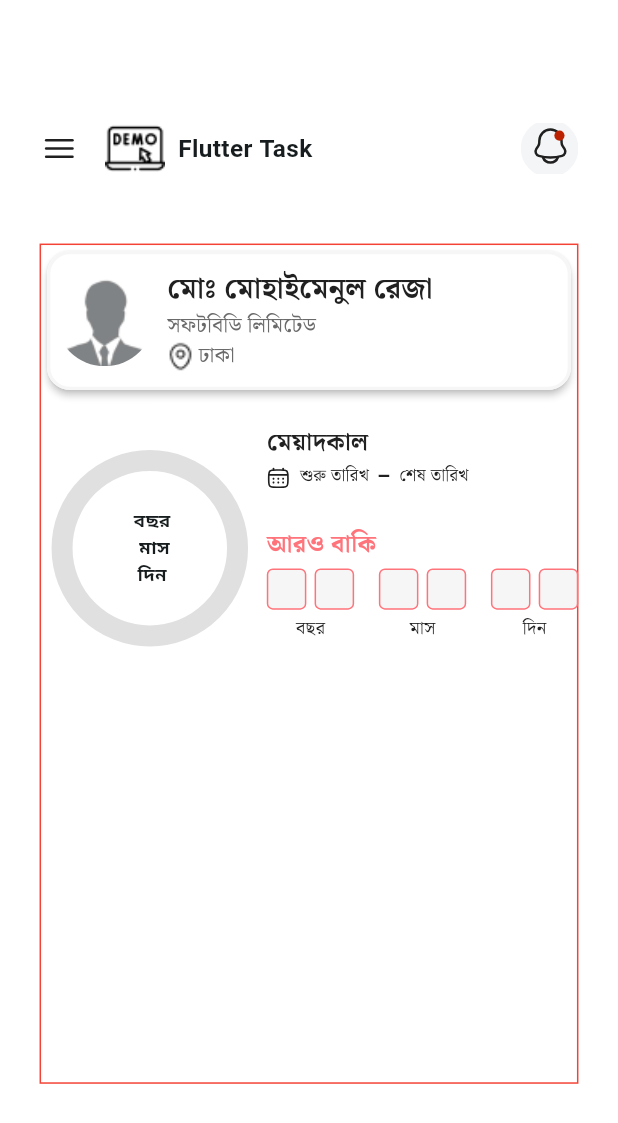
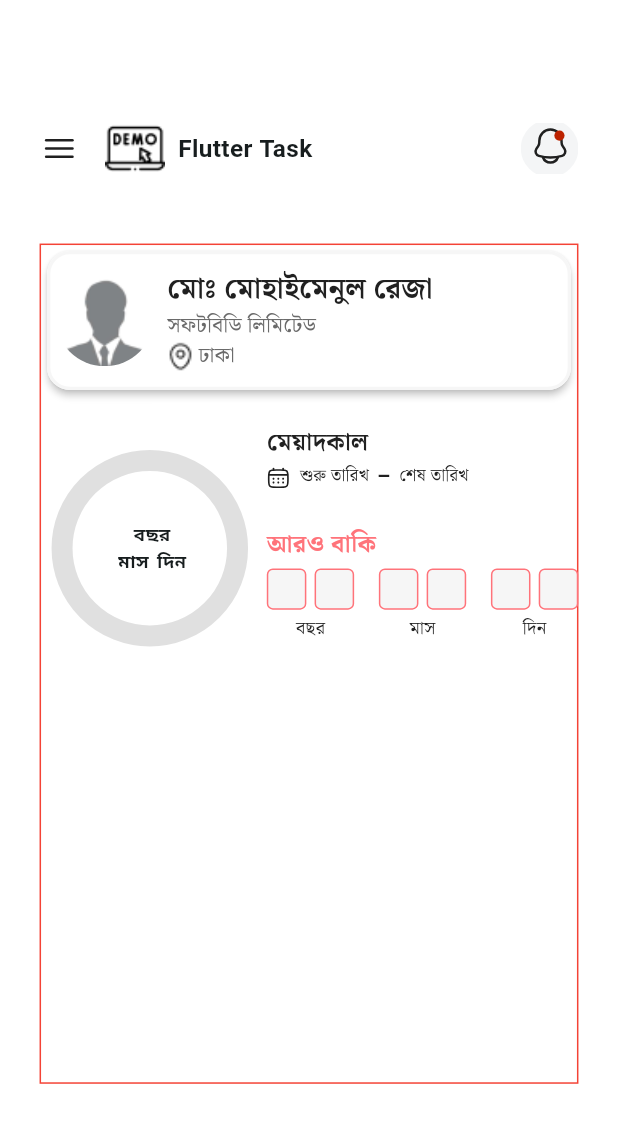
Before and after one commit to hossain-eee/Assginment-Project, a Flutter app: the screen it shows after launch, on a phone screen of 412 x 824 dp. Shown: the top 1123 px of the screen. Run offline on Flutter 3.47's test engine with Material 3 defaults, Android fonts, the phone set to English and light mode, and no system bars; our stand-ins replace flutter_screenutil, flutter_svg, get, google_fonts.

Commit message:
#1 make month and day in same line and remove leading zero from single digit
if day is 06 then no need to leading 0 just making it 6.

```diff
--- a/lib/presentation/ui/widgets/home/counting_circular_progress_bar.dart
+++ b/lib/presentation/ui/widgets/home/counting_circular_progress_bar.dart
@@ -1,4 +1,3 @@
-
 import 'package:flutter/material.dart';
 import 'package:get/get.dart';
 import 'package:soft_bd/presentation/state_holder/date_controller.dart';
@@ -46,32 +45,47 @@ class _CountingCircularProgressBarState
                   dateController.calculateStartDateAndToaDay();
               return CustomPaint(
                 size: const Size(200, 200), // You can change the size as needed
-                painter: SolidCircularProgressPainter(
-                    dateController.progress.value),
+                painter:
+                    SolidCircularProgressPainter(dateController.progress.value),
                 child: Center(
                   child: Column(
                     mainAxisAlignment: MainAxisAlignment.center,
                     children: [
                       if (dateData[0] != '০' || dateData[1] != '০')
                         Text(
-                          '${dateData[0]}${dateData[1]} বছর',
+                          dateData[0].contains('০')
+                              ? '${dateData[1]} বছর'
+                              : '${dateData[0]}${dateData[1]} বছর',
                           style: const TextStyle(
                               fontSize: 12, fontWeight: FontWeight.bold),
                           textAlign: TextAlign.center,
                         ),
+                      Row(
+                        mainAxisAlignment: MainAxisAlignment.center,
+                        crossAxisAlignment: CrossAxisAlignment.center,
+                        children: [
                           if (dateData[2] != '০' || dateData[3] != '০')
                             Text(
-                          '${dateData[2]}${dateData[3]}  মাস',
+                              dateData[2].contains('০')
+                                  ? "${dateData[3]} মাস"
+                                  : '${dateData[2]}${dateData[3]} মাস',
                               style: const TextStyle(
                                   fontSize: 12, fontWeight: FontWeight.bold),
                               textAlign: TextAlign.center,
                             ),
+                          SizedBox(
+                            width: 2,
+                          ),
                           if (dateData[4] != '০' || dateData[5] != '০')
                             Text(
-                          '${dateData[4]}${dateData[5]} দিন',
+                              dateData[4].contains('০')
+                                  ? "${dateData[5]} দিন"
+                                  : '${dateData[4]}${dateData[5]} দিন',
                               style: const TextStyle(
                                   fontSize: 12, fontWeight: FontWeight.bold),
                               textAlign: TextAlign.center,
+                            ),
+                        ],
                       ),
                     ],
                   ),
```
Lines whose indentation alone changed are shown as unchanged.
